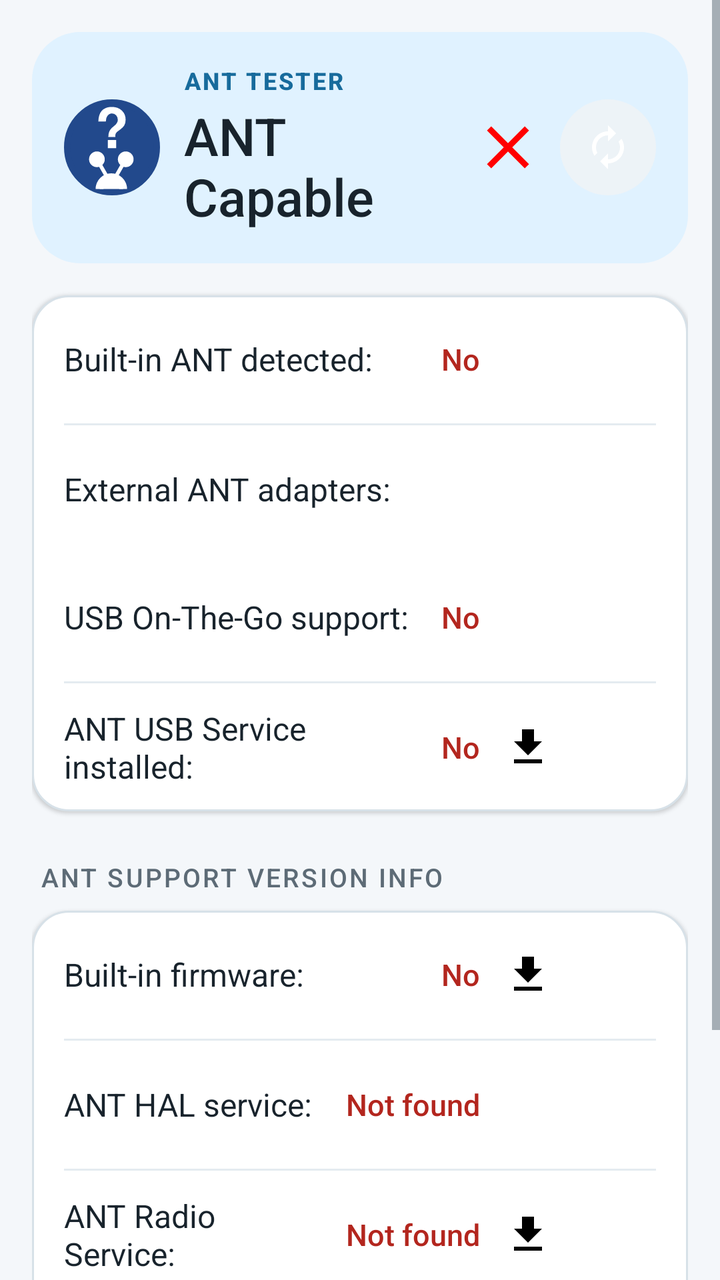
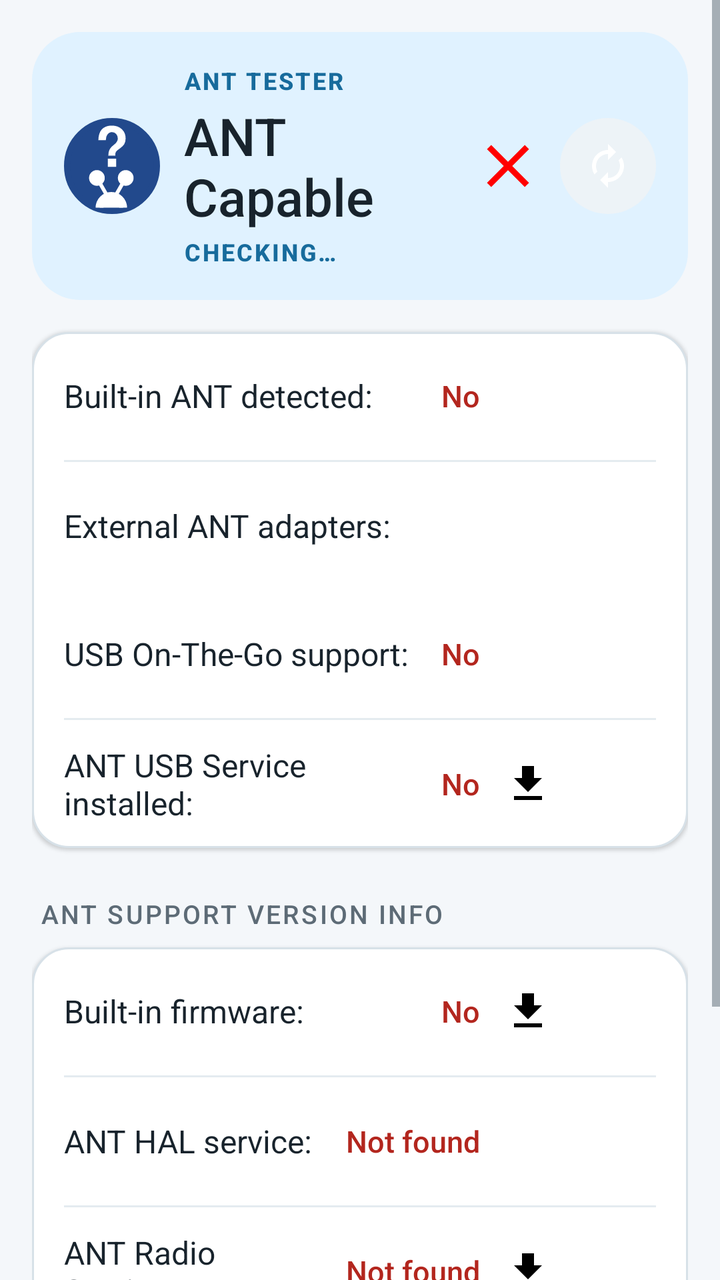

The first picture is an Android layout as it rendered before a commit; the second is the same layout after the commit. The layout source and the unified diff follow.
<!-- AndroidManifest.xml: application theme AppTheme -->
<!-- res/layout/activity_main.xml -->
<?xml version="1.0" encoding="utf-8"?>
<ScrollView xmlns:android="http://schemas.android.com/apk/res/android"
    xmlns:tools="http://schemas.android.com/tools"
    android:layout_width="match_parent"
    android:layout_height="match_parent"
    android:fillViewport="true"
    tools:context=".MainActivity">

    <LinearLayout
        android:layout_width="match_parent"
        android:layout_height="wrap_content"
        android:orientation="vertical"
        android:paddingLeft="@dimen/activity_horizontal_margin"
        android:paddingTop="@dimen/activity_vertical_margin"
        android:paddingRight="@dimen/activity_horizontal_margin"
        android:paddingBottom="@dimen/activity_vertical_margin">

        <LinearLayout
            style="@style/Widget.AntTester.HeroCard"
            android:layout_width="match_parent"
            android:layout_height="wrap_content"
            android:gravity="center_vertical"
            android:orientation="horizontal">

            <ImageView
                android:layout_width="48dp"
                android:layout_height="48dp"
                android:contentDescription="@string/app_name"
                android:src="@drawable/ic_launcher" />

            <LinearLayout
                android:layout_width="0dp"
                android:layout_height="wrap_content"
                android:layout_marginLeft="12dp"
                android:layout_marginStart="12dp"
                android:layout_marginRight="8dp"
                android:layout_marginEnd="8dp"
                android:layout_weight="1"
                android:orientation="vertical">

                <TextView
                    style="@style/TextAppearance.AntTester.HeroOverline"
                    android:layout_width="wrap_content"
                    android:layout_height="wrap_content"
                    android:text="@string/app_name" />

                <TextView
                    style="@style/TextAppearance.AntTester.HeroTitle"
                    android:layout_width="wrap_content"
                    android:layout_height="wrap_content"
                    android:layout_marginTop="2dp"
                    android:text="@string/ant_capable" />
            </LinearLayout>

            <ImageView
                android:id="@+id/ant_capable_iv"
                android:layout_width="44dp"
                android:layout_height="44dp"
                android:contentDescription="@string/ant_capable"
                android:padding="4dp"
                android:src="@drawable/ic_nok_red_36dp" />

            <ImageButton
                android:id="@+id/refresh_button"
                style="@style/Widget.AntTester.HeroActionIcon"
                android:layout_marginLeft="4dp"
                android:layout_marginStart="4dp"
                android:contentDescription="@string/menu_test"
                android:src="@drawable/ic_update_white_24dp" />
        </LinearLayout>

        <LinearLayout
            style="@style/Widget.AntTester.Card"
            android:layout_width="match_parent"
            android:layout_height="wrap_content"
            android:layout_marginTop="16dp"
            android:orientation="vertical">

            <LinearLayout
                style="@style/Widget.AntTester.StatusRow"
                android:layout_width="match_parent"
                android:layout_height="wrap_content">

                <TextView
                    style="@style/TextAppearance.AntTester.RowLabel"
                    android:layout_width="0dp"
                    android:layout_height="wrap_content"
                    android:layout_weight="1"
                    android:text="@string/built_in_ant_detected" />

                <TextView
                    android:id="@+id/builtin_ant_detected_tv"
                    style="@style/TextAppearance.AntTester.StatusValue"
                    android:layout_width="wrap_content"
                    android:layout_height="wrap_content"
                    android:text="@string/no" />

                <ImageView
                    android:id="@+id/builtin_ant_detected_iv"
                    style="@style/Widget.AntTester.ActionIcon"
                    android:contentDescription="@string/no_service"
                    android:onClick="statusIconClick"
                    android:src="@drawable/ic_error_red_24dp"
                    android:visibility="invisible" />

                <View style="@style/Widget.AntTester.ActionIcon" />
            </LinearLayout>

            <View style="@style/Widget.AntTester.Divider" />

            <LinearLayout
                style="@style/Widget.AntTester.StatusRow"
                android:layout_width="match_parent"
                android:layout_height="wrap_content">

                <TextView
                    style="@style/TextAppearance.AntTester.RowLabel"
                    android:layout_width="0dp"
                    android:layout_height="wrap_content"
                    android:layout_weight="1"
                    android:text="@string/external_ant_adapters" />

                <TextView
                    android:id="@+id/external_adapters_tv"
                    style="@style/TextAppearance.AntTester.StatusValue"
                    android:layout_width="wrap_content"
                    android:layout_height="wrap_content"
                    android:visibility="gone" />

                <View style="@style/Widget.AntTester.ActionIcon" />
            </LinearLayout>

            <LinearLayout
                style="@style/Widget.AntTester.StatusRow"
                android:layout_width="match_parent"
                android:layout_height="wrap_content">

                <TextView
                    style="@style/TextAppearance.AntTester.RowLabel"
                    android:layout_width="0dp"
                    android:layout_height="wrap_content"
                    android:layout_weight="1"
                    android:text="@string/usb_on_the_go_support" />

                <TextView
                    android:id="@+id/usb_host_support_tv"
                    style="@style/TextAppearance.AntTester.StatusValue"
                    android:layout_width="wrap_content"
                    android:layout_height="wrap_content"
                    android:text="@string/no" />

                <View style="@style/Widget.AntTester.ActionArea" />
            </LinearLayout>

            <View
                android:id="@+id/addon_adapter_support_divider"
                style="@style/Widget.AntTester.Divider" />

            <LinearLayout
                android:id="@+id/addon_adapter_support_row"
                style="@style/Widget.AntTester.StatusRow"
                android:layout_width="match_parent"
                android:layout_height="wrap_content">

                <TextView
                    android:id="@+id/addon_adapter_support_label_tv"
                    style="@style/TextAppearance.AntTester.RowLabel"
                    android:layout_width="0dp"
                    android:layout_height="wrap_content"
                    android:layout_weight="1"
                    android:text="@string/ant_usb_service_installed" />

                <TextView
                    android:id="@+id/addon_adapter_support_tv"
                    style="@style/TextAppearance.AntTester.StatusValue"
                    android:layout_width="wrap_content"
                    android:layout_height="wrap_content"
                    android:text="@string/no" />

                <ImageView
                    android:id="@+id/addon_adapter_support_iv"
                    style="@style/Widget.AntTester.ActionIcon"
                    android:contentDescription="@string/ant_usb_service"
                    android:src="@drawable/ic_file_download_black_24dp" />

                <View style="@style/Widget.AntTester.ActionIcon" />
            </LinearLayout>
        </LinearLayout>

        <TextView
            style="@style/TextAppearance.AntTester.SectionHeader"
            android:layout_width="wrap_content"
            android:layout_height="wrap_content"
            android:layout_marginLeft="4dp"
            android:layout_marginTop="24dp"
            android:layout_marginRight="4dp"
            android:layout_marginBottom="8dp"
            android:text="@string/ant_support_version_info" />

        <LinearLayout
            style="@style/Widget.AntTester.Card"
            android:layout_width="match_parent"
            android:layout_height="wrap_content"
            android:orientation="vertical">

            <LinearLayout
                style="@style/Widget.AntTester.StatusRow"
                android:layout_width="match_parent"
                android:layout_height="wrap_content">

                <TextView
                    style="@style/TextAppearance.AntTester.RowLabel"
                    android:layout_width="0dp"
                    android:layout_height="wrap_content"
                    android:layout_weight="1"
                    android:text="@string/built_in_firmware" />

                <TextView
                    android:id="@+id/builtin_firmware_tv"
                    style="@style/TextAppearance.AntTester.StatusValue"
                    android:layout_width="wrap_content"
                    android:layout_height="wrap_content"
                    android:text="@string/no" />

                <ImageView
                    android:id="@+id/builtin_firmware_iv"
                    style="@style/Widget.AntTester.ActionIcon"
                    android:contentDescription="@string/ant_radio_service"
                    android:src="@drawable/ic_file_download_black_24dp" />

                <ImageView
                    android:id="@+id/ant_radio_service_lock_iv"
                    style="@style/Widget.AntTester.ActionIcon"
                    android:contentDescription="@string/use_ant_hardware_permission"
                    android:onClick="statusIconClick"
                    android:src="@drawable/ic_lock_red_24dp"
                    android:visibility="invisible" />
            </LinearLayout>

            <View style="@style/Widget.AntTester.Divider" />

            <LinearLayout
                style="@style/Widget.AntTester.StatusRow"
                android:layout_width="match_parent"
                android:layout_height="wrap_content">

                <TextView
                    style="@style/TextAppearance.AntTester.RowLabel"
                    android:layout_width="0dp"
                    android:layout_height="wrap_content"
                    android:layout_weight="1"
                    android:text="@string/ant_hal_service" />

                <TextView
                    android:id="@+id/ant_hal_service_tv"
                    style="@style/TextAppearance.AntTester.StatusValue"
                    android:layout_width="wrap_content"
                    android:layout_height="wrap_content"
                    android:text="@string/not_found" />

                <View style="@style/Widget.AntTester.ActionArea" />
            </LinearLayout>

            <View style="@style/Widget.AntTester.Divider" />

            <LinearLayout
                style="@style/Widget.AntTester.StatusRow"
                android:layout_width="match_parent"
                android:layout_height="wrap_content">

                <TextView
                    style="@style/TextAppearance.AntTester.RowLabel"
                    android:layout_width="0dp"
                    android:layout_height="wrap_content"
                    android:layout_weight="1"
                    android:text="@string/ant_radio_service" />

                <TextView
                    android:id="@+id/ant_radio_service_tv"
                    style="@style/TextAppearance.AntTester.StatusValue"
                    android:layout_width="wrap_content"
                    android:layout_height="wrap_content"
                    android:text="@string/not_found" />

                <ImageView
                    android:id="@+id/ant_radio_service_iv"
                    style="@style/Widget.AntTester.ActionIcon"
                    android:contentDescription="@string/ant_radio_service"
                    android:src="@drawable/ic_file_download_black_24dp" />

                <ImageView
                    android:id="@+id/ant_radio_service_lock2_iv"
                    style="@style/Widget.AntTester.ActionIcon"
                    android:contentDescription="@string/use_ant_hardware_permission"
                    android:onClick="statusIconClick"
                    android:src="@drawable/ic_lock_red_24dp"
                    android:visibility="invisible" />
            </LinearLayout>

            <View
                android:id="@+id/ant_usb_service_divider"
                style="@style/Widget.AntTester.Divider" />

            <LinearLayout
                android:id="@+id/ant_usb_service_tr"
                style="@style/Widget.AntTester.StatusRow"
                android:layout_width="match_parent"
                android:layout_height="wrap_content">

                <TextView
                    style="@style/TextAppearance.AntTester.RowLabel"
                    android:layout_width="0dp"
                    android:layout_height="wrap_content"
                    android:layout_weight="1"
                    android:text="@string/ant_usb_service" />

                <TextView
                    android:id="@+id/ant_usb_service_tv"
                    style="@style/TextAppearance.AntTester.StatusValue"
                    android:layout_width="wrap_content"
                    android:layout_height="wrap_content"
                    android:text="@string/not_found" />

                <ImageView
                    android:id="@+id/ant_usb_service_iv"
                    style="@style/Widget.AntTester.ActionIcon"
                    android:contentDescription="@string/ant_usb_service"
                    android:src="@drawable/ic_file_download_black_24dp" />

                <View style="@style/Widget.AntTester.ActionIcon" />
            </LinearLayout>

            <View style="@style/Widget.AntTester.Divider" />

            <LinearLayout
                style="@style/Widget.AntTester.StatusRow"
                android:layout_width="match_parent"
                android:layout_height="wrap_content">

                <TextView
                    style="@style/TextAppearance.AntTester.RowLabel"
                    android:layout_width="0dp"
                    android:layout_height="wrap_content"
                    android:layout_weight="1"
                    android:text="@string/ant_plugins" />

                <TextView
                    android:id="@+id/ant_plugins_tv"
                    style="@style/TextAppearance.AntTester.StatusValue"
                    android:layout_width="wrap_content"
                    android:layout_height="wrap_content"
                    android:text="@string/not_found" />

                <ImageView
                    android:id="@+id/ant_plugins_iv"
                    style="@style/Widget.AntTester.ActionIcon"
                    android:contentDescription="@string/ant_plugins"
                    android:src="@drawable/ic_file_download_black_24dp" />

                <View style="@style/Widget.AntTester.ActionIcon" />
            </LinearLayout>
        </LinearLayout>

        <TextView
            android:id="@+id/usb_devices_tv1"
            style="@style/TextAppearance.AntTester.SectionHeader"
            android:layout_width="wrap_content"
            android:layout_height="wrap_content"
            android:layout_marginLeft="4dp"
            android:layout_marginTop="24dp"
            android:layout_marginRight="4dp"
            android:layout_marginBottom="8dp"
            android:text="@string/usb_devices"
            android:visibility="gone" />

        <TextView
            android:id="@+id/usb_devices_tv2"
            style="@style/TextAppearance.AntTester.DeviceDetails"
            android:layout_width="match_parent"
            android:layout_height="wrap_content"
            android:background="@drawable/bg_device_details"
            android:padding="16dp"
            android:typeface="monospace"
            android:visibility="gone" />
    </LinearLayout>
</ScrollView>
<!-- resources referenced by this layout -->
<resources>
  <dimen name="activity_horizontal_margin">16dp</dimen>
  <dimen name="activity_vertical_margin">16dp</dimen>
  <string name="ant_capable">ANT Capable</string>
  <string name="ant_hal_service">ANT HAL service:</string>
  <string name="ant_plugins">ANT+ Plugins:</string>
  <string name="ant_radio_service">ANT Radio Service:</string>
  <string name="ant_support_version_info">ANT support version info</string>
  <string name="ant_usb_service">ANT USB Service:</string>
  <string name="ant_usb_service_installed">ANT USB Service installed:</string>
  <string name="app_name">ANT Tester</string>
  <string name="built_in_ant_detected">Built-in ANT detected:</string>
  <string name="built_in_firmware">Built-in firmware:</string>
  <string name="external_ant_adapters" tools:ignore="MissingTranslation">External ANT adapters:</string>
  <string name="menu_test">Test ANT Support</string>
  <string name="no">No</string>
  <string name="no_service">No service</string>
  <string name="not_found">Not found</string>
  <string name="usb_devices">USB Devices</string>
  <string name="usb_on_the_go_support">USB On-The-Go support:</string>
  <string name="use_ant_hardware_permission">✘ Permission &gt; Additional permission &gt; use ANT hardware</string>
  <style name="TextAppearance.AntTester.DeviceDetails">
          <item name="android:textColor">@color/text_primary</item>
          <item name="android:textSize">13sp</item>
      </style>
  <style name="TextAppearance.AntTester.HeroOverline">
          <item name="android:textColor">@color/brand_primary</item>
          <item name="android:textSize">12sp</item>
          <item name="android:textStyle">bold</item>
      </style>
  <style name="TextAppearance.AntTester.HeroTitle">
          <item name="android:textColor">@color/text_primary</item>
          <item name="android:textSize">26sp</item>
          <item name="android:textStyle">bold</item>
      </style>
  <style name="TextAppearance.AntTester.RowLabel">
          <item name="android:textColor">@color/text_primary</item>
          <item name="android:textSize">16sp</item>
      </style>
  <style name="TextAppearance.AntTester.SectionHeader">
          <item name="android:textColor">@color/text_secondary</item>
          <item name="android:textSize">13sp</item>
          <item name="android:textStyle">bold</item>
      </style>
  <style name="Widget.AntTester.ActionArea">
          <item name="android:layout_width">96dp</item>
          <item name="android:layout_height">48dp</item>
      </style>
  <style name="Widget.AntTester.ActionIcon">
          <item name="android:layout_width">48dp</item>
          <item name="android:layout_height">48dp</item>
          <item name="android:padding">12dp</item>
      </style>
  <style name="Widget.AntTester.Card">
          <item name="android:background">@drawable/bg_card</item>
      </style>
  <style name="Widget.AntTester.HeroCard">
          <item name="android:background">@drawable/bg_hero</item>
          <item name="android:padding">16dp</item>
      </style>
  <color name="surface_variant">#EDF3F7</color>
  <color name="outline">#D7E1E8</color>
  <color name="text_primary">#18232C</color>
  <color name="brand_primary">#176B9C</color>
  <color name="text_secondary">#5D6B76</color>
  <color name="status_error">#B3261E</color>
  <color name="divider">#E4EBF0</color>
  <!-- drawable bg_hero (drawable) -->
  <?xml version="1.0" encoding="utf-8"?>
  <shape xmlns:android="http://schemas.android.com/apk/res/android"
      android:shape="rectangle">
      <solid android:color="@color/primary_container" />
      <corners android:radius="24dp" />
  </shape>
  <color name="screen_background">#F4F7FA</color>
  <color name="surface">#FFFFFF</color>
  <color name="primary_container">#E0F2FF</color>
  <!-- unchanged entries left out for length: 14 -->
</resources>

<!-- the commit's change to res/layout/activity_main.xml (unified diff, before → after) -->
@@ -50,6 +50,14 @@
                     android:layout_height="wrap_content"
                     android:layout_marginTop="2dp"
                     android:text="@string/ant_capable" />
+
+                <TextView
+                    android:id="@+id/readiness_tv"
+                    style="@style/TextAppearance.AntTester.HeroOverline"
+                    android:layout_width="wrap_content"
+                    android:layout_height="wrap_content"
+                    android:layout_marginTop="2dp"
+                    android:text="@string/checking" />
             </LinearLayout>
 
             <ImageView
<!-- resource entries referenced after the edit -->
@@ -12,6 +12,7 @@
   <string name="app_name">ANT Tester</string>
   <string name="built_in_ant_detected">Built-in ANT detected:</string>
   <string name="built_in_firmware">Built-in firmware:</string>
+  <string name="checking" tools:ignore="MissingTranslation">Checking…</string>
   <string name="external_ant_adapters" tools:ignore="MissingTranslation">External ANT adapters:</string>
   <string name="menu_test">Test ANT Support</string>
   <string name="no">No</string>
